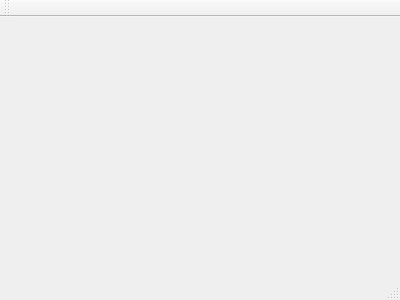
Qt form mainwindow.ui (rafaelklossner/Projekt_Linux) before a commit.
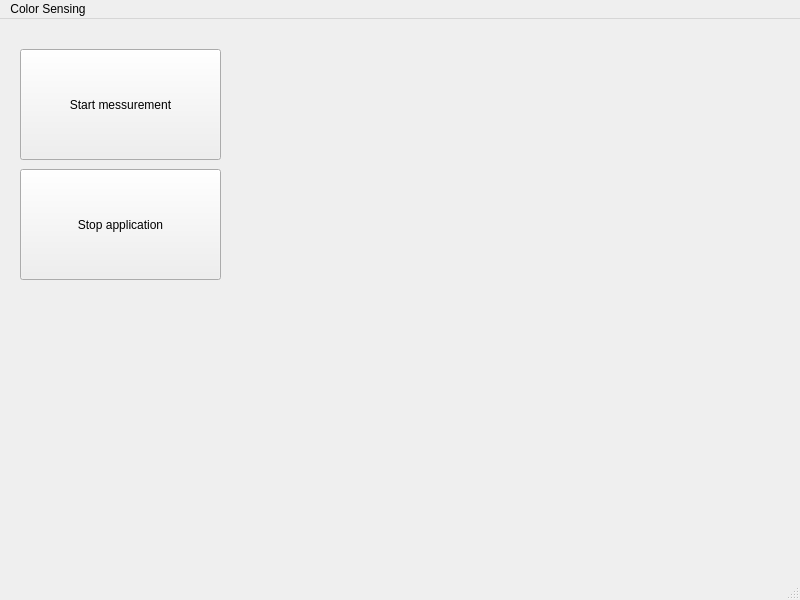
The same form after that commit.

```diff
--- a/mainwindow.ui
+++ b/mainwindow.ui
@@ -1,24 +1,85 @@
 <ui version="4.0">
  <class>MainWindow</class>
- <widget class="QMainWindow" name="MainWindow" >
-  <property name="geometry" >
+ <widget class="QMainWindow" name="MainWindow">
+  <property name="geometry">
    <rect>
     <x>0</x>
     <y>0</y>
-    <width>400</width>
-    <height>300</height>
+    <width>800</width>
+    <height>600</height>
    </rect>
   </property>
   <property name="windowTitle" >
    <string>MainWindow</string>
   </property>
-  <widget class="QMenuBar" name="menuBar" />
-  <widget class="QToolBar" name="mainToolBar" />
-  <widget class="QWidget" name="centralWidget" />
-  <widget class="QStatusBar" name="statusBar" />
+  <property name="styleSheet">
+   <string notr="true"/>
+  </property>
+  <property name="iconSize">
+   <size>
+    <width>24</width>
+    <height>30</height>
+   </size>
+  </property>
+  <property name="documentMode">
+   <bool>false</bool>
+  </property>
+  <property name="tabShape">
+   <enum>QTabWidget::Rounded</enum>
+  </property>
+  <widget class="QWidget" name="centralWidget">
+   <widget class="QPushButton" name="pushButton">
+    <property name="geometry">
+     <rect>
+      <x>20</x>
+      <y>30</y>
+      <width>201</width>
+      <height>111</height>
+     </rect>
+    </property>
+    <property name="styleSheet">
+     <string notr="true"/>
+    </property>
+    <property name="text">
+     <string>Start messurement</string>
+    </property>
+   </widget>
+   <widget class="QPushButton" name="pushButton_2">
+    <property name="geometry">
+     <rect>
+      <x>20</x>
+      <y>150</y>
+      <width>201</width>
+      <height>111</height>
+     </rect>
+    </property>
+    <property name="styleSheet">
+     <string notr="true"/>
+    </property>
+    <property name="text">
+     <string>Stop application</string>
+    </property>
+   </widget>
+  </widget>
+  <widget class="QMenuBar" name="menuBar">
+   <property name="geometry">
+    <rect>
+     <x>0</x>
+     <y>0</y>
+     <width>800</width>
+     <height>22</height>
+    </rect>
+   </property>
+   <widget class="QMenu" name="menuColor_Sensing">
+    <property name="title">
+     <string>Color Sensing</string>
+    </property>
+   </widget>
+   <addaction name="menuColor_Sensing"/>
+  </widget>
+  <widget class="QStatusBar" name="statusBar"/>
  </widget>
- <layoutDefault spacing="6" margin="11" />
- <pixmapfunction></pixmapfunction>
+ <layoutdefault spacing="6" margin="11"/>
  <resources/>
  <connections/>
 </ui>
```
Left out of the diff: 3 changed lines with no effect on the pictures.
